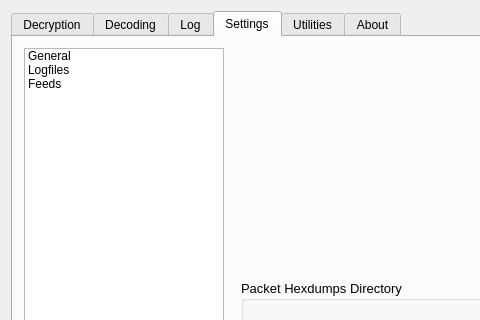
First picture: the form in exileSniffer/exileSniffer.ui, repository ncatlin/exileSniffer, before the edit; both pictures show x 0 to 480 and y 0 to 320 of the 827 by 673 pixel window.
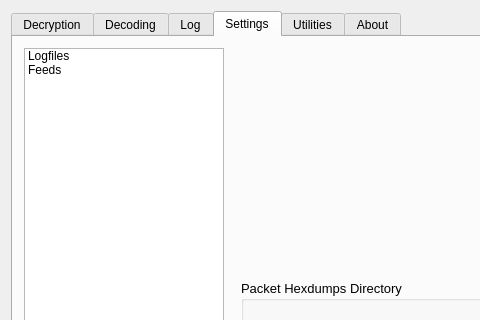
Second picture: the form after the edit. Custom widgets are drawn as their Qt base class.

```diff
--- a/exileSniffer/exileSniffer.ui
+++ b/exileSniffer/exileSniffer.ui
@@ -714,11 +714,6 @@
           <property name="currentRow">
            <number>-1</number>
           </property>
-          <item>
-           <property name="text">
-            <string>General</string>
-           </property>
-          </item>
           <item>
            <property name="text">
             <string>Logfiles</string>
```
